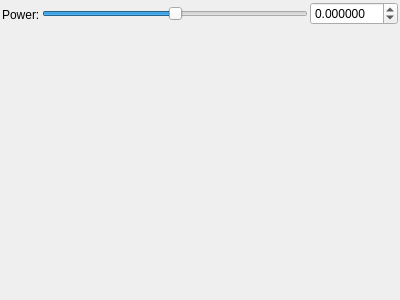
Qt form mandelbulber2/qt_data/fractal_transf_rpower.ui (buddhi1980/mandelbulber2) before a commit.
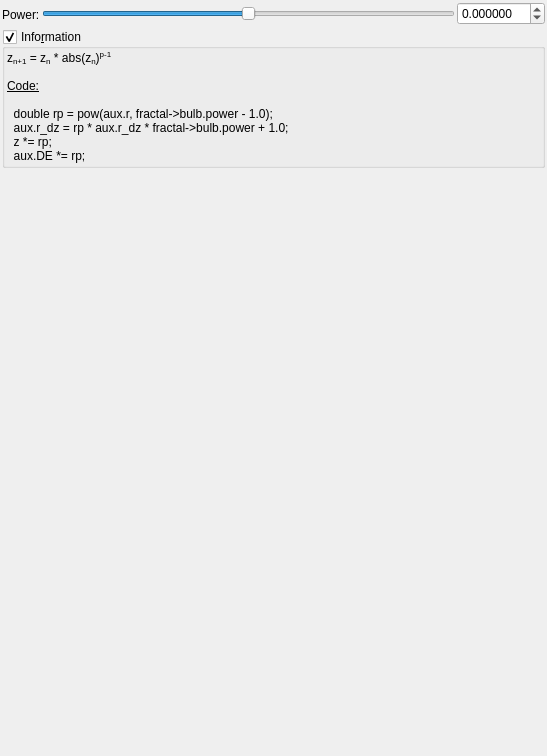
The same form after that commit. Custom widgets are drawn as their Qt base class.

```diff
--- a/mandelbulber2/qt_data/fractal_transf_rpower.ui
+++ b/mandelbulber2/qt_data/fractal_transf_rpower.ui
@@ -6,8 +6,8 @@
    <rect>
     <x>0</x>
     <y>0</y>
-    <width>400</width>
-    <height>300</height>
+    <width>547</width>
+    <height>756</height>
    </rect>
   </property>
   <property name="windowTitle">
@@ -96,6 +96,63 @@
      </item>
     </layout>
    </item>
+   <item>
+    <widget class="MyGroupBox" name="groupCheck_info">
+     <property name="title">
+      <string>Info&amp;rmation</string>
+     </property>
+     <property name="flat">
+      <bool>false</bool>
+     </property>
+     <property name="checkable">
+      <bool>true</bool>
+     </property>
+     <layout class="QVBoxLayout" name="verticalLayout_2">
+      <property name="spacing">
+       <number>2</number>
+      </property>
+      <property name="leftMargin">
+       <number>2</number>
+      </property>
+      <property name="topMargin">
+       <number>2</number>
+      </property>
+      <property name="rightMargin">
+       <number>2</number>
+      </property>
+      <property name="bottomMargin">
+       <number>2</number>
+      </property>
+      <item>
+       <widget class="QLabel" name="label_4">
+        <property name="text">
+         <string>&lt;!DOCTYPE HTML PUBLIC &quot;-//W3C//DTD HTML 4.0//EN&quot; &quot;http://www.w3.org/TR/REC-html40/strict.dtd&quot;&gt;
+&lt;html&gt;&lt;head&gt;&lt;meta name=&quot;qrichtext&quot; content=&quot;1&quot; /&gt;&lt;style type=&quot;text/css&quot;&gt;
+p, li { white-space: pre-wrap; }
+&lt;/style&gt;&lt;/head&gt;&lt;body&gt;
+&lt;p style=&quot; margin-top:0px; margin-bottom:0px; margin-left:0px; margin-right:0px; -qt-block-indent:0; text-indent:0px;&quot;&gt;z&lt;span style=&quot; vertical-align:sub;&quot;&gt;n+1&lt;/span&gt; = z&lt;span style=&quot; vertical-align:sub;&quot;&gt;n&lt;/span&gt; * abs(z&lt;span style=&quot; vertical-align:sub;&quot;&gt;n&lt;/span&gt;)&lt;span style=&quot; vertical-align:super;&quot;&gt;p-1&lt;/span&gt;&lt;/p&gt;
+&lt;p style=&quot;-qt-paragraph-type:empty; margin-top:0px; margin-bottom:0px; margin-left:0px; margin-right:0px; -qt-block-indent:0; text-indent:0px;&quot;&gt;&lt;br /&gt;&lt;/p&gt;
+&lt;p style=&quot; margin-top:0px; margin-bottom:0px; margin-left:0px; margin-right:0px; -qt-block-indent:0; text-indent:0px;&quot;&gt;&lt;span style=&quot; text-decoration: underline;&quot;&gt;Code:&lt;/span&gt;&lt;/p&gt;
+&lt;p style=&quot;-qt-paragraph-type:empty; margin-top:0px; margin-bottom:0px; margin-left:0px; margin-right:0px; -qt-block-indent:0; text-indent:0px; text-decoration: underline;&quot;&gt;&lt;br /&gt;&lt;/p&gt;
+&lt;p style=&quot; margin-top:0px; margin-bottom:0px; margin-left:0px; margin-right:0px; -qt-block-indent:0; text-indent:0px;&quot;&gt;  double rp = pow(aux.r, fractal-&amp;gt;bulb.power - 1.0);&lt;/p&gt;
+&lt;p style=&quot; margin-top:0px; margin-bottom:0px; margin-left:0px; margin-right:0px; -qt-block-indent:0; text-indent:0px;&quot;&gt;  aux.r_dz = rp * aux.r_dz * fractal-&amp;gt;bulb.power + 1.0;&lt;/p&gt;
+&lt;p style=&quot; margin-top:0px; margin-bottom:0px; margin-left:0px; margin-right:0px; -qt-block-indent:0; text-indent:0px;&quot;&gt;  z *= rp;&lt;/p&gt;
+&lt;p style=&quot; margin-top:0px; margin-bottom:0px; margin-left:0px; margin-right:0px; -qt-block-indent:0; text-indent:0px;&quot;&gt;  aux.DE *= rp;&lt;/p&gt;&lt;/body&gt;&lt;/html&gt;</string>
+        </property>
+        <property name="wordWrap">
+         <bool>true</bool>
+        </property>
+        <property name="openExternalLinks">
+         <bool>true</bool>
+        </property>
+        <property name="textInteractionFlags">
+         <set>Qt::LinksAccessibleByMouse|Qt::TextSelectableByMouse</set>
+        </property>
+       </widget>
+      </item>
+     </layout>
+    </widget>
+   </item>
    <item>
     <spacer name="verticalSpacer">
      <property name="orientation">
@@ -117,6 +174,12 @@
    <extends>QDoubleSpinBox</extends>
    <header>mydoublespinbox.h</header>
   </customwidget>
+  <customwidget>
+   <class>MyGroupBox</class>
+   <extends>QGroupBox</extends>
+   <header>mygroupbox.h</header>
+   <container>1</container>
+  </customwidget>
  </customwidgets>
  <resources/>
  <connections/>
```
